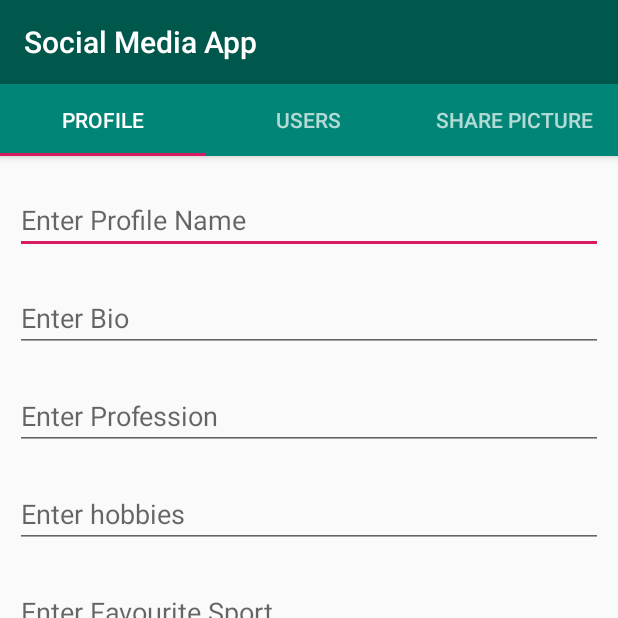
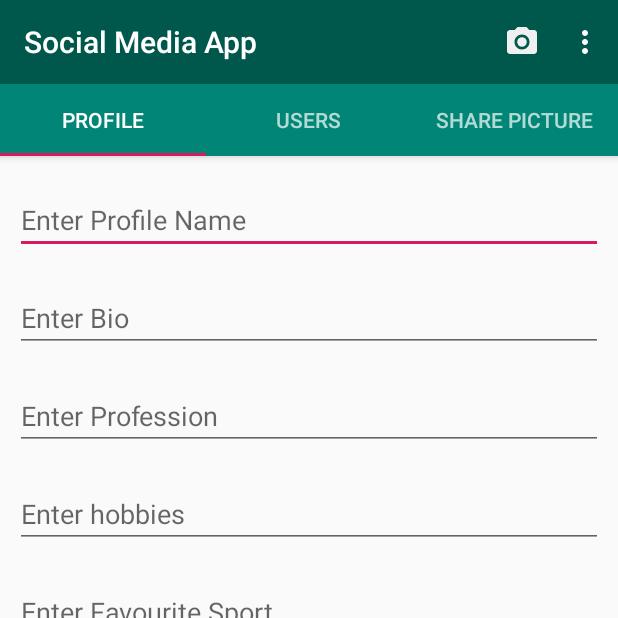
Before and after one commit to Yashsva/Instagram-Clone, an Android app: the SocialMediaActivity screen opened directly, with no data from a screen before it, on a phone screen of 412 x 824 dp, the top half of it. Run offline under Robolectric (Android 15) with nearby library versions, the phone set to English and light mode, and no system bars; libraries missing offline, so code that uses them is left out: com.parse; 10 statements that could not run were skipped.

Commit message:
Logout and image sharing (icon on top navigation bar) Implemented.

```diff
--- a/app/src/main/java/com/example/instagramclone/SharePictureTab.java
+++ b/app/src/main/java/com/example/instagramclone/SharePictureTab.java
@@ -176,7 +176,7 @@
 
         if(requestCode==2000)
         {
-            if(resultCode== Activity.RESULT_OK)
+            if(resultCode== Activity.RESULT_OK  &&  data!=null)
             {
                 try {
                     Uri selectedImage=data.getData();
--- /dev/null
+++ b/app/src/main/res/drawable/camera_item.xml
@@ -0,0 +1,6 @@
+<vector android:autoMirrored="true" android:height="24dp"
+    android:tint="#F0F0F0" android:viewportHeight="24.0"
+    android:viewportWidth="24.0" android:width="24dp" xmlns:android="http://schemas.android.com/apk/res/android">
+    <path android:fillColor="#FF000000" android:pathData="M12,12m-3.2,0a3.2,3.2 0,1 1,6.4 0a3.2,3.2 0,1 1,-6.4 0"/>
+    <path android:fillColor="#FF000000" android:pathData="M9,2L7.17,4L4,4c-1.1,0 -2,0.9 -2,2v12c0,1.1 0.9,2 2,2h16c1.1,0 2,-0.9 2,-2L22,6c0,-1.1 -0.9,-2 -2,-2h-3.17L15,2L9,2zM12,17c-2.76,0 -5,-2.24 -5,-5s2.24,-5 5,-5 5,2.24 5,5 -2.24,5 -5,5z"/>
+</vector>
--- /dev/null
+++ b/app/src/main/res/menu/my_menu.xml
@@ -0,0 +1,17 @@
+<?xml version="1.0" encoding="utf-8"?>
+<menu xmlns:android="http://schemas.android.com/apk/res/android"
+    xmlns:app="http://schemas.android.com/apk/res-auto">
+
+    <item
+        android:id="@+id/postImageItem"
+        android:orderInCategory="100"
+        app:showAsAction="always"
+        android:title="Post Image"
+        android:icon="@drawable/camera_item"/>
+    <item
+        android:id="@+id/logoutUserItem"
+        android:orderInCategory="100"
+        android:title="Logout"
+        app:showAsAction="never"/>
+
+</menu>
```
Also changed, not shown: app/src/main/java/com/example/instagramclone/Login.java (+4 -10 lines), app/src/main/java/com/example/instagramclone/SignUp.java (+4 -12 lines), app/src/main/java/com/example/instagramclone/SocialMediaActivity.java (+142 -3 lines).
